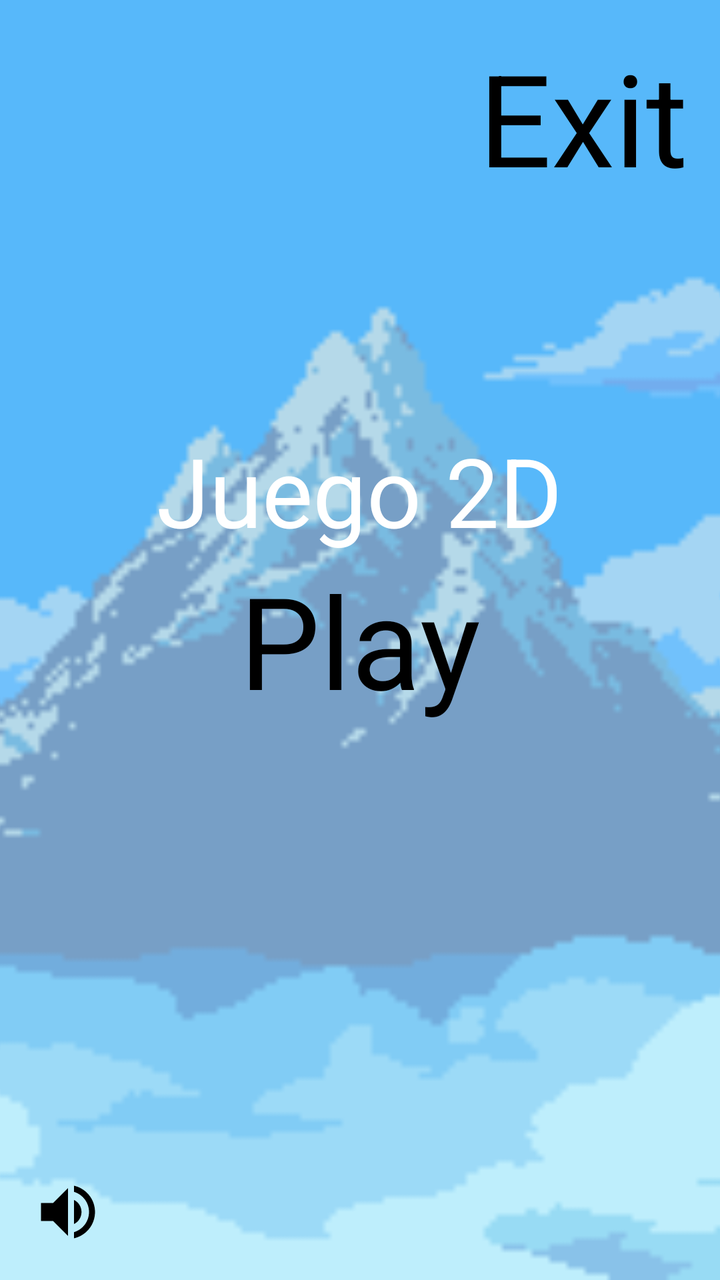
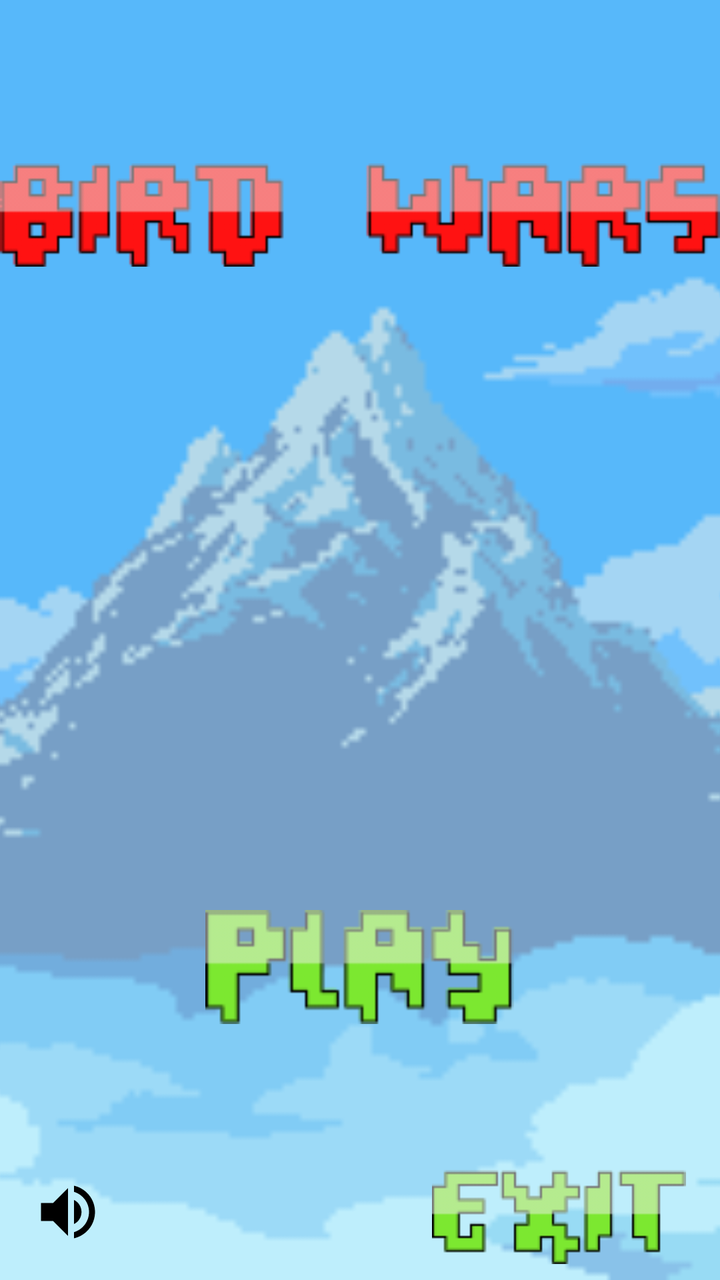

The first picture is an Android layout as it rendered before a commit; the second is the same layout after the commit. The layout source and the unified diff follow.
<!-- AndroidManifest.xml: application theme Theme.Juego2D -->
<!-- res/layout/activity_main.xml -->
<?xml version="1.0" encoding="utf-8"?>
<RelativeLayout xmlns:android="http://schemas.android.com/apk/res/android"
    xmlns:tools="http://schemas.android.com/tools"
    android:layout_width="match_parent"
    android:layout_height="match_parent"
    tools:context=".MainActivity">

    <ImageView
        android:layout_width="match_parent"
        android:layout_height="match_parent"
        android:src="@drawable/background_glacial"
        android:scaleType="centerCrop"/>

    <TextView
        android:layout_width="wrap_content"
        android:layout_height="wrap_content"
        android:layout_above="@id/play"
        android:layout_centerHorizontal="true"
        android:text="Juego 2D"
        android:textColor="#ffffff"
        android:textSize="48sp" />

    <TextView
        android:layout_width="wrap_content"
        android:layout_height="wrap_content"
        android:text="Play"
        android:textSize="64sp"
        android:layout_centerInParent="true"
        android:textColor="#000000"
        android:id="@+id/play"/>

    <TextView
        android:layout_width="wrap_content"
        android:layout_height="wrap_content"
        android:text="Exit"
        android:textSize="64sp"
        android:textColor="#000000"
        android:id="@+id/exit"
        android:layout_margin="16dp"
        android:layout_alignParentRight="true"/>

    <ImageView
        android:layout_width="36dp"
        android:layout_height="36dp"
        android:layout_alignParentBottom="true"
        android:layout_margin="16dp"
        android:id="@+id/volumeCtrl"
        android:src="@drawable/ic_volume_up_black_24dp"/>

</RelativeLayout>
<!-- resources referenced by this layout -->
<resources>
  <!-- drawable background_glacial: png bitmap (drawable-v24, 8900 bytes) -->
  <!-- drawable ic_volume_up_black_24dp (drawable) -->
  <vector xmlns:android="http://schemas.android.com/apk/res/android"
          android:width="24dp"
          android:height="24dp"
          android:viewportWidth="24.0"
          android:viewportHeight="24.0">
      <path
          android:fillColor="#FF000000"
          android:pathData="M3,9v6h4l5,5L12,4L7,9L3,9zM16.5,12c0,-1.77 -1.02,-3.29 -2.5,-4.03v8.05c1.48,-0.73 2.5,-2.25 2.5,-4.02zM14,3.23v2.06c2.89,0.86 5,3.54 5,6.71s-2.11,5.85 -5,6.71v2.06c4.01,-0.91 7,-4.49 7,-8.77s-2.99,-7.86 -7,-8.77z"/>
  </vector>
  <style name="Theme.Juego2D" parent="Base.Theme.Juego2D" />
  <style name="Base.Theme.Juego2D" parent="Theme.Material3.DayNight.NoActionBar">
          
          
      </style>
</resources>

<!-- the commit's change to res/layout/activity_main.xml (unified diff, before → after) -->
@@ -3,48 +3,61 @@
     xmlns:tools="http://schemas.android.com/tools"
     android:layout_width="match_parent"
     android:layout_height="match_parent"
-    tools:context=".MainActivity">
+    tools:context=".ui.Activity.MainActivity">
 
+    
     <ImageView
         android:layout_width="match_parent"
         android:layout_height="match_parent"
-        android:src="@drawable/background_glacial"
-        android:scaleType="centerCrop"/>
+        android:scaleType="centerCrop"
+        android:src="@drawable/background_glacial" />
 
-    <TextView
+    
+    <FrameLayout
+        android:id="@+id/adContainerView"
+        android:layout_width="match_parent"
+        android:layout_height="wrap_content"
+        android:layout_gravity="center_horizontal" />
+
+    
+    <ImageView
+        android:id="@+id/logo"
+        android:layout_width="376dp"
+        android:layout_height="75dp"
+        android:layout_centerHorizontal="true"
+        android:layout_marginTop="70dp"
+        android:src="@drawable/title" />
+
+    
+    <ImageView
+        android:id="@+id/play"
+        android:layout_width="173dp"
+        android:layout_height="57dp"
+        android:layout_alignParentBottom="true"
+        android:layout_centerHorizontal="true"
+        android:layout_marginBottom="128dp"
+        android:contentDescription="Play"
+        android:src="@drawable/play" />
+
+    
+    <ImageView
+        android:id="@+id/exit"
         android:layout_width="wrap_content"
         android:layout_height="wrap_content"
-        android:layout_above="@id/play"
-        android:layout_centerHorizontal="true"
-        android:text="Juego 2D"
-        android:textColor="#ffffff"
-        android:textSize="48sp" />
+        android:layout_alignParentEnd="true"
+        android:layout_alignParentBottom="true"
+        android:layout_marginEnd="17dp"
+        android:layout_marginBottom="8dp"
+        android:contentDescription="Exit"
+        android:src="@drawable/exit" />
 
-    <TextView
-        android:layout_width="wrap_content"
-        android:layout_height="wrap_content"
-        android:text="Play"
-        android:textSize="64sp"
-        android:layout_centerInParent="true"
-        android:textColor="#000000"
-        android:id="@+id/play"/>
-
-    <TextView
-        android:layout_width="wrap_content"
-        android:layout_height="wrap_content"
-        android:text="Exit"
-        android:textSize="64sp"
-        android:textColor="#000000"
-        android:id="@+id/exit"
-        android:layout_margin="16dp"
-        android:layout_alignParentRight="true"/>
-
+    
     <ImageView
+        android:id="@+id/volumeCtrl"
         android:layout_width="36dp"
         android:layout_height="36dp"
         android:layout_alignParentBottom="true"
         android:layout_margin="16dp"
-        android:id="@+id/volumeCtrl"
-        android:src="@drawable/ic_volume_up_black_24dp"/>
+        android:src="@drawable/ic_volume_up_black_24dp" />
 
 </RelativeLayout>
<!-- resource entries referenced after the edit -->
@@ -1,6 +1,7 @@
 <!-- resources referenced by this layout -->
 <resources>
   <!-- drawable background_glacial: png bitmap (drawable-v24, 8900 bytes) -->
+  <!-- drawable exit: png bitmap (drawable-v24, 3635 bytes) -->
   <!-- drawable ic_volume_up_black_24dp (drawable) -->
   <vector xmlns:android="http://schemas.android.com/apk/res/android"
           android:width="24dp"
@@ -11,6 +12,8 @@
           android:fillColor="#FF000000"
           android:pathData="M3,9v6h4l5,5L12,4L7,9L3,9zM16.5,12c0,-1.77 -1.02,-3.29 -2.5,-4.03v8.05c1.48,-0.73 2.5,-2.25 2.5,-4.02zM14,3.23v2.06c2.89,0.86 5,3.54 5,6.71s-2.11,5.85 -5,6.71v2.06c4.01,-0.91 7,-4.49 7,-8.77s-2.99,-7.86 -7,-8.77z"/>
   </vector>
+  <!-- drawable play: png bitmap (drawable-v24, 3859 bytes) -->
+  <!-- drawable title: png bitmap (drawable-v24, 7212 bytes) -->
   <style name="Theme.Juego2D" parent="Base.Theme.Juego2D" />
   <style name="Base.Theme.Juego2D" parent="Theme.Material3.DayNight.NoActionBar">
           
